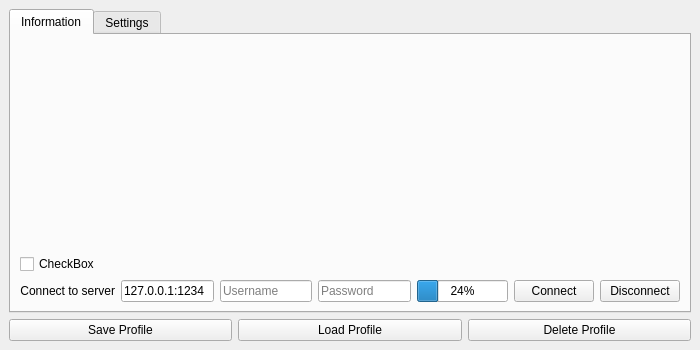
Before: the Qt Designer form frontend/settingswindow.ui in alessacher/htl-tk-chat, drawn with Qt 5.
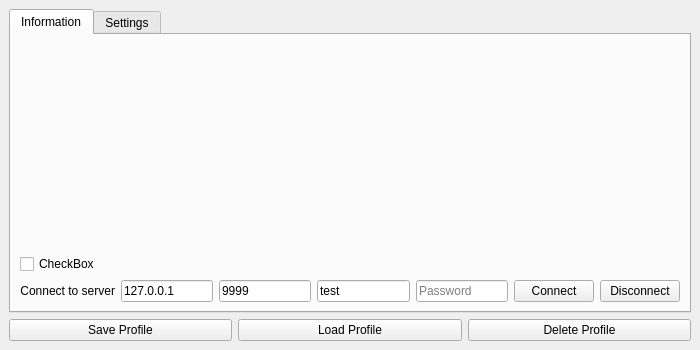
After: the same form once the commit is applied.

Patch:
```diff
--- a/frontend/settingswindow.ui
+++ b/frontend/settingswindow.ui
@@ -103,7 +103,7 @@
              <string/>
             </property>
             <property name="text">
-             <string>127.0.0.1:1234</string>
+             <string>127.0.0.1</string>
             </property>
             <property name="readOnly">
              <bool>false</bool>
@@ -113,11 +113,24 @@
             </property>
            </widget>
           </item>
+          <item>
+           <widget class="QLineEdit" name="InputPort">
+            <property name="text">
+             <string>9999</string>
+            </property>
+            <property name="placeholderText">
+             <string>Port</string>
+            </property>
+           </widget>
+          </item>
           <item>
            <widget class="QLineEdit" name="InputUsername">
             <property name="toolTip">
              <string>Your Username to connect to the chat-server</string>
             </property>
+            <property name="text">
+             <string>test</string>
+            </property>
             <property name="placeholderText">
              <string>Username</string>
             </property>
@@ -136,13 +149,6 @@
             </property>
            </widget>
           </item>
-          <item>
-           <widget class="QProgressBar" name="ConnectionProgressBar">
-            <property name="value">
-             <number>24</number>
-            </property>
-           </widget>
-          </item>
           <item>
            <widget class="QPushButton" name="ButtonStartConnection">
             <property name="cursor">
```
